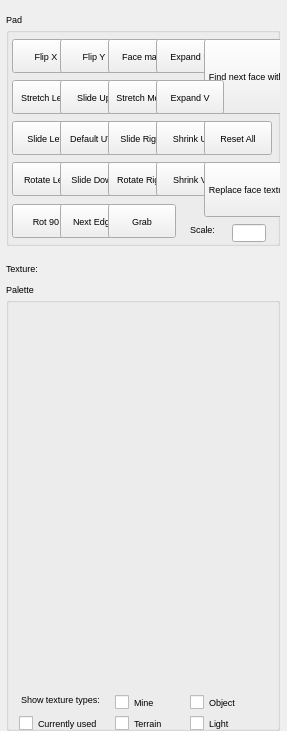
Qt form qteditor/ui/texturekeypad.ui (DescentNetwork/Descent3) before a commit.
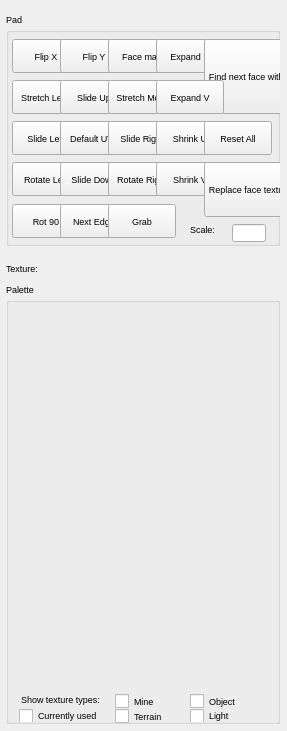
The same form after that commit.

```diff
--- a/qteditor/ui/texturekeypad.ui
+++ b/qteditor/ui/texturekeypad.ui
@@ -597,7 +597,7 @@
           <rect>
             <x>184</x>
             <y>211</y>
-            <width>44</width>
+            <width>27</width>
             <height>13</height>
           </rect>
         </property>
@@ -637,7 +637,7 @@
           <x>6</x>
           <y>283</y>
           <width>274</width>
-          <height>448</height>
+          <height>441</height>
         </rect>
       </property>
       <property name="title">
@@ -701,8 +701,8 @@
           <rect>
             <x>109</x>
             <y>411</y>
-            <width>68</width>
-            <height>16</height>
+            <width>54</width>
+            <height>15</height>
           </rect>
         </property>
         <property name="text">
@@ -720,8 +720,8 @@
           <rect>
             <x>184</x>
             <y>411</y>
-            <width>68</width>
-            <height>16</height>
+            <width>54</width>
+            <height>15</height>
           </rect>
         </property>
         <property name="text">
@@ -738,9 +738,9 @@
         <property name="geometry">
           <rect>
             <x>13</x>
-            <y>432</y>
+            <y>426</y>
             <width>89</width>
-            <height>16</height>
+            <height>13</height>
           </rect>
         </property>
         <property name="text">
@@ -757,9 +757,9 @@
         <property name="geometry">
           <rect>
             <x>109</x>
-            <y>432</y>
-            <width>68</width>
-            <height>16</height>
+            <y>426</y>
+            <width>54</width>
+            <height>15</height>
           </rect>
         </property>
         <property name="text">
@@ -776,9 +776,9 @@
         <property name="geometry">
           <rect>
             <x>184</x>
-            <y>432</y>
-            <width>68</width>
-            <height>16</height>
+            <y>426</y>
+            <width>47</width>
+            <height>13</height>
           </rect>
         </property>
         <property name="text">
```
Left out of the diff: 947 changed lines with no effect on the pictures.
